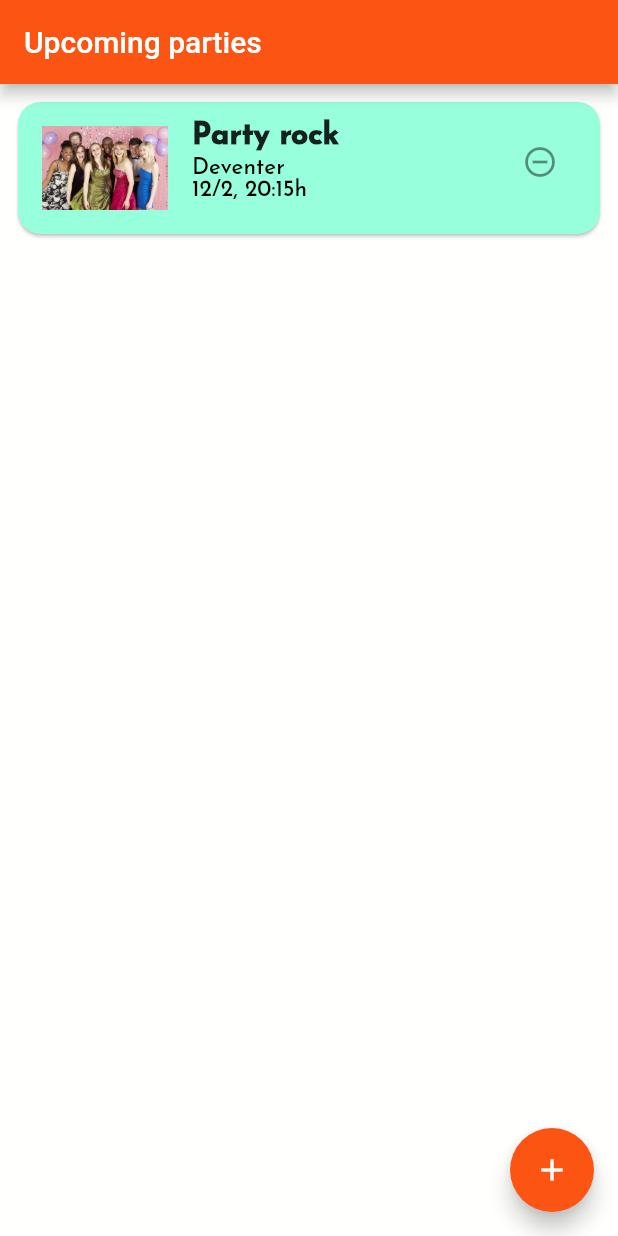
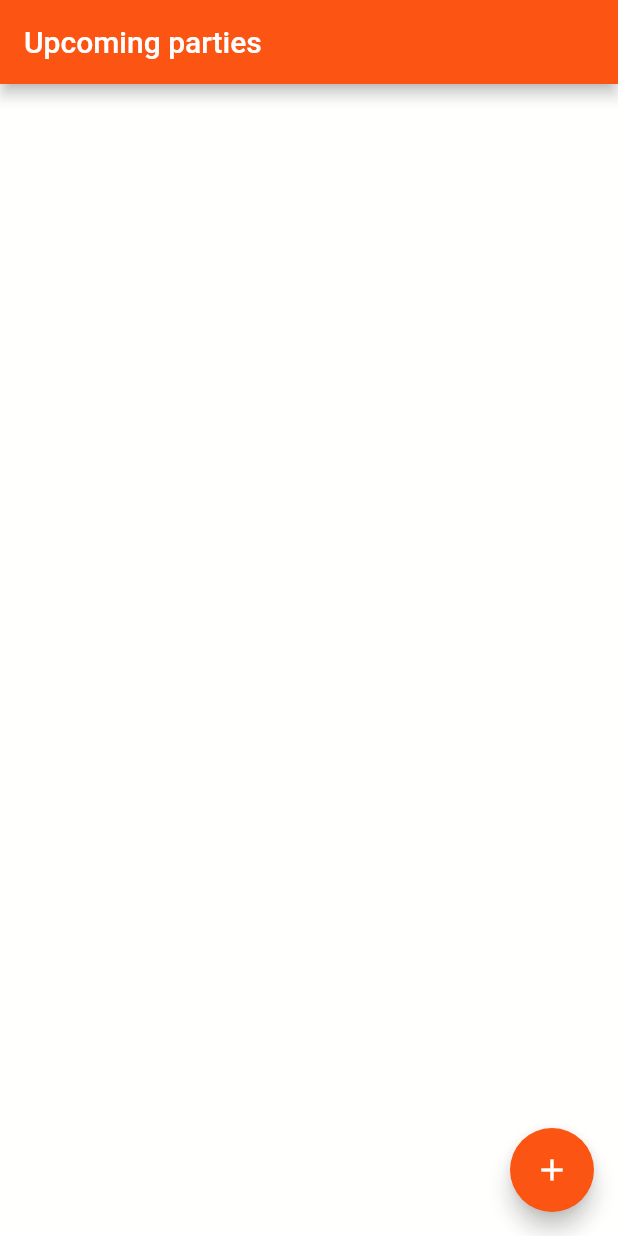
Before and after one commit to teyteymey/AAD-FlutterPrototype, a Flutter app: the PartiesPage screen opened directly, after a tap on the "remove circle outline" icon, on a phone screen of 412 x 824 dp. Run offline on Flutter 3.47's test engine with Material 2 defaults, Android fonts, the phone set to English and light mode, and no system bars; our stand-ins replace contacts_service, flutter_datetime_picker; missing offline and left inert: add_2_calendar.

Commit message:
fixed returning to deleted parties

```diff
--- a/flutter_aad/lib/main.dart
+++ b/flutter_aad/lib/main.dart
@@ -18,7 +18,9 @@ class PartiesPage extends StatefulWidget {
 class _PartiesPageState extends State<PartiesPage> {
   @override
   Widget build(BuildContext context) {
-    return Scaffold(
+    return WillPopScope(
+      onWillPop: () async => false,
+      child: Scaffold(
         appBar: AppBar(
           automaticallyImplyLeading: false,
           title: const Text('Upcoming parties'),
@@ -39,6 +41,7 @@ class _PartiesPageState extends State<PartiesPage> {
                 MaterialPageRoute(builder: (context) => const NewPartyPage()),
               );
             }),
+      ),
     );
   }
 }
@@ -97,6 +100,10 @@ class Party extends StatelessWidget {
             icon: Icon(Icons.remove_circle_outline),
             onPressed: () {
               deleteParty();
+              Navigator.push(
+                context,
+                MaterialPageRoute(builder: (context) => PartiesPage()),
+              );
             },
           ),
         ),
```
Lines whose indentation alone changed are shown as unchanged.
